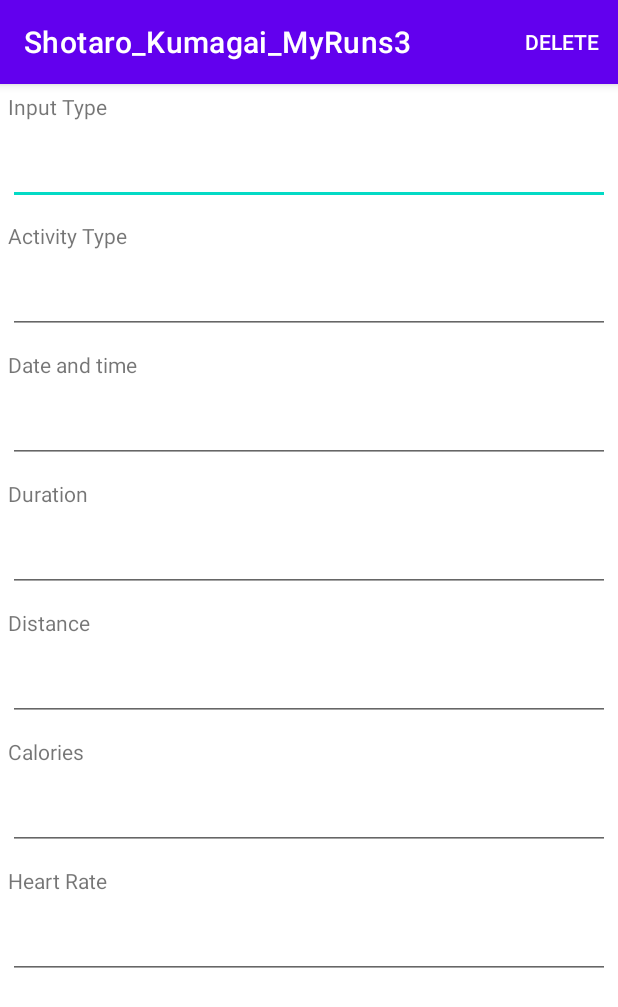
After one commit to shotarokuma/navigate-app, an Android app: the EachActionActivity screen opened directly, with no data from a screen before it, on a phone screen of 412 x 824 dp. The commit adds this screen. Shown: the top 1007 px of the screen. Run offline under Robolectric (Android 15) with nearby library versions, the phone set to English and light mode, and no system bars; our stand-ins replace Room's generated code.

Commit message:
implement ui for each action

```diff
--- a/app/src/main/AndroidManifest.xml
+++ b/app/src/main/AndroidManifest.xml
@@ -1,7 +1,7 @@
 <?xml version="1.0" encoding="utf-8"?>
 <manifest xmlns:android="http://schemas.android.com/apk/res/android"
     xmlns:tools="http://schemas.android.com/tools"
-    package="com.example.shotaro_kumagai_myruns3" >
+    package="com.example.shotaro_kumagai_myruns3">
 
     <uses-feature android:name="android.hardware.camera" />
 
@@ -17,7 +17,10 @@
         android:roundIcon="@mipmap/ic_launcher_round"
         android:supportsRtl="true"
         android:theme="@style/Theme.Shotaro_Kumagai_MyRuns3"
-        tools:targetApi="31" >
+        tools:targetApi="31">
+        <activity
+            android:name=".history.EachActionActivity"
+            android:exported="false" />
         <activity
             android:name=".start.MapActivity"
             android:exported="false" />
@@ -29,7 +32,7 @@
             android:exported="false" />
         <activity
             android:name=".main.MainActivity"
-            android:exported="true" >
+            android:exported="true">
             <intent-filter>
                 <action android:name="android.intent.action.MAIN" />
 
@@ -41,7 +44,7 @@
             android:name="androidx.core.content.FileProvider"
             android:authorities="com.example.shotaro_kumagai_myruns3"
             android:exported="false"
-            android:grantUriPermissions="true" >
+            android:grantUriPermissions="true">
             <meta-data
                 android:name="android.support.FILE_PROVIDER_PATHS"
                 android:resource="@xml/file_path" />
--- /dev/null
+++ b/app/src/main/java/com/example/shotaro_kumagai_myruns3/history/EachActionActivity.kt
@@ -0,0 +1,45 @@
+package com.example.shotaro_kumagai_myruns3.history
+
+import androidx.appcompat.app.AppCompatActivity
+import android.os.Bundle
+import android.view.Menu
+import android.view.MenuItem
+import androidx.lifecycle.ViewModelProvider
+import com.example.shotaro_kumagai_myruns3.R
+import com.example.shotaro_kumagai_myruns3.db.*
+
+class EachActionActivity : AppCompatActivity() {
+    private var key = -1
+    private lateinit var viewModelFactory: ActionViewModelFactory
+    private lateinit var database: ActionDatabase
+    private lateinit var databaseDao: ActionDao
+    private lateinit var repository: ActionRepository
+    private lateinit var actionViewModel: ActionViewModel
+
+    override fun onCreate(savedInstanceState: Bundle?) {
+        super.onCreate(savedInstanceState)
+        setContentView(R.layout.activity_each_action)
+
+
+        database = ActionDatabase.getInstance(this)
+        databaseDao = database.actionDao
+        repository = ActionRepository(databaseDao)
+        viewModelFactory = ActionViewModelFactory(repository)
+        actionViewModel = ViewModelProvider(this, viewModelFactory)[ActionViewModel::class.java]
+
+        key = intent.getIntExtra(HistoryAdapter.EACH_ACTION, -1)
+    }
+
+    override fun onCreateOptionsMenu(menu: Menu?): Boolean {
+        menuInflater.inflate(R.menu.menu, menu)
+        return true
+    }
+
+    override fun onOptionsItemSelected(item: MenuItem): Boolean {
+        if (item.itemId == R.id.delete_button) {
+            actionViewModel.deleteSelect(key)
+            return  true
+        }
+            return false
+    }
+}
--- a/app/src/main/java/com/example/shotaro_kumagai_myruns3/history/History.kt
+++ b/app/src/main/java/com/example/shotaro_kumagai_myruns3/history/History.kt
@@ -45,6 +45,14 @@ class History : Fragment() {
             historyAdapter.notifyDataSetChanged()
         })
 
-        return inflater.inflate(R.layout.fragment_history, container, false)
+        return history
+    }
+
+    override fun onResume() {
+        super.onResume()
+        actionViewModel.allActionsLiveData.observe(requireActivity(), Observer{ it ->
+            historyAdapter.replace(it)
+            historyAdapter.notifyDataSetChanged()
+        })
     }
 }
--- a/app/src/main/java/com/example/shotaro_kumagai_myruns3/history/HistoryAdapter.kt
+++ b/app/src/main/java/com/example/shotaro_kumagai_myruns3/history/HistoryAdapter.kt
@@ -1,6 +1,7 @@
 package com.example.shotaro_kumagai_myruns3.history
 
 import android.content.Context
+import android.content.Intent
 import android.view.LayoutInflater
 import android.view.View
 import android.view.ViewGroup
@@ -15,6 +16,7 @@ class HistoryAdapter (
     private var actionList: List<Action>
     ) : BaseAdapter(){
     private var layoutInflater: LayoutInflater? = null
+    private lateinit var intent: Intent
 
     override fun getItem(position: Int): Any {
         return actionList[position]
@@ -43,15 +45,25 @@ class HistoryAdapter (
         val actionData:TextView = target!!.findViewById(R.id.action_data)
         val timeData: TextView = target!!.findViewById(R.id.time_data)
 
-        val sdf = SimpleDateFormat("HH:mm:ss:SSS MM/dd/yyyy")
+        val sdf = SimpleDateFormat("HH:mm:ss MMM dd yyyy")
         actionData.text = "${context.resources.getStringArray(R.array.inputs)[actionList[position].inputType]}" +
                 ":${context.resources.getStringArray(R.array.activities)[actionList[position].activityType]}" +
                 "${sdf.format(actionList[position].dateTime.time)}"
         timeData.text = "${actionList[position].distance}, 0sec"
+
+        target.setOnClickListener{
+            intent = Intent(context, EachActionActivity::class.java)
+            intent.putExtra(EACH_ACTION, actionList[position].id)
+            context.startActivity(intent)
+        }
         return target
     }
 
     fun replace(newActionList: List<Action>){
         actionList = newActionList
     }
+
+    companion object{
+        const val EACH_ACTION = "each_action"
+    }
 }
--- /dev/null
+++ b/app/src/main/res/layout/activity_each_action.xml
@@ -0,0 +1,107 @@
+<?xml version="1.0" encoding="utf-8"?>
+<LinearLayout
+    xmlns:android="http://schemas.android.com/apk/res/android"
+    xmlns:tools="http://schemas.android.com/tools"
+    android:layout_width="match_parent"
+    android:layout_height="match_parent"
+    android:orientation="vertical"
+    tools:context=".history.EachActionActivity">
+    <TextView
+        android:layout_width="wrap_content"
+        android:layout_height="wrap_content"
+        android:text="@string/input_type"
+        android:layout_margin="5dp"
+        />
+    <EditText
+        android:id="@+id/input_type"
+        android:layout_width="match_parent"
+        android:layout_height="wrap_content"
+        android:layout_margin="5dp"
+        android:autofillHints=""
+        android:inputType="none"
+        />
+    <TextView
+        android:layout_width="wrap_content"
+        android:layout_height="wrap_content"
+        android:text="@string/activity_type"
+        android:layout_margin="5dp"
+        />
+    <EditText
+        android:id="@+id/activity_type"
+        android:layout_width="match_parent"
+        android:layout_height="wrap_content"
+        android:layout_margin="5dp"
+        android:autofillHints=""
+        android:inputType="none"
+        />
+    <TextView
+        android:layout_width="wrap_content"
+        android:layout_height="wrap_content"
+        android:text="@string/date_and_time"
+        android:layout_margin="5dp"
+        />
+    <EditText
+        android:id="@+id/date_and_time"
+        android:layout_width="match_parent"
+        android:layout_height="wrap_content"
+        android:layout_margin="5dp"
+        android:autofillHints=""
+        android:inputType="none"
+        />
+    <TextView
+        android:layout_width="wrap_content"
+        android:layout_height="wrap_content"
+        android:text="@string/duration"
+        android:layout_margin="5dp"
+        />
+    <EditText
+        android:id="@+id/duration"
+        android:layout_width="match_parent"
+        android:layout_height="wrap_content"
+        android:layout_margin="5dp"
+        android:autofillHints=""
+        android:inputType="none"
+        />
+    <TextView
+        android:layout_width="wrap_content"
+        android:layout_height="wrap_content"
+        android:text="@string/distance"
+        android:layout_margin="5dp"
+        />
+    <EditText
+        android:id="@+id/distance"
+        android:layout_width="match_parent"
+        android:layout_height="wrap_content"
+        android:layout_margin="5dp"
+        android:autofillHints=""
+        android:inputType="none"
+        />
+    <TextView
+        android:layout_width="wrap_content"
+        android:layout_height="wrap_content"
+        android:text="@string/calories"
+        android:layout_margin="5dp"
+        />
+    <EditText
+        android:id="@+id/calories"
+        android:layout_width="match_parent"
+        android:layout_height="wrap_content"
+        android:layout_margin="5dp"
+        android:autofillHints=""
+        android:inputType="none"
+        />
+    <TextView
+        android:layout_width="wrap_content"
+        android:layout_height="wrap_content"
+        android:text="@string/heart_rate"
+        android:layout_margin="5dp"
+        />
+    <EditText
+        android:id="@+id/heart_rate"
+        android:layout_width="match_parent"
+        android:layout_height="wrap_content"
+        android:layout_margin="5dp"
+        android:autofillHints=""
+        android:inputType="none"
+        />
+</LinearLayout>
--- a/app/src/main/res/layout/fragment_history.xml
+++ b/app/src/main/res/layout/fragment_history.xml
@@ -1,5 +1,5 @@
 <?xml version="1.0" encoding="utf-8"?>
-<LinearLayout xmlns:android="http://schemas.android.com/apk/res/android"
+<RelativeLayout xmlns:android="http://schemas.android.com/apk/res/android"
     xmlns:tools="http://schemas.android.com/tools"
     android:layout_width="match_parent"
     android:layout_height="match_parent"
@@ -7,5 +7,7 @@
     <ListView
         android:id="@+id/history_list_view"
         android:layout_width="match_parent"
-        android:layout_height="match_parent"/>
-</LinearLayout>
+        android:layout_height="match_parent"
+        android:layout_alignParentTop="true"
+        />
+</RelativeLayout>
--- a/app/src/main/res/layout/history_list.xml
+++ b/app/src/main/res/layout/history_list.xml
@@ -1,20 +1,22 @@
 <?xml version="1.0" encoding="utf-8"?>
-<RelativeLayout
+<LinearLayout
     xmlns:android="http://schemas.android.com/apk/res/android"
+    xmlns:app="http://schemas.android.com/apk/res-auto"
     android:layout_width="match_parent"
-    android:layout_height="match_parent"
+    android:layout_height="30dp"
     android:orientation="vertical"
     >
     <TextView
         android:id="@+id/action_data"
         android:layout_width="wrap_content"
         android:layout_height="wrap_content"
-        android:textSize="18sp"
+        android:textSize="15sp"
+        android:textStyle="bold"
         />
     <TextView
         android:id="@+id/time_data"
         android:layout_width="wrap_content"
         android:layout_height="wrap_content"
-        android:textSize="18sp"
+        android:textSize="15sp"
         />
-</RelativeLayout>
+</LinearLayout>
--- /dev/null
+++ b/app/src/main/res/menu/menu.xml
@@ -0,0 +1,11 @@
+<menu
+    xmlns:android="http://schemas.android.com/apk/res/android"
+    xmlns:app="http://schemas.android.com/apk/res-auto"
+    >
+    <item
+        android:id="@+id/delete_button"
+        android:title="DELETE"
+        app:showAsAction="ifRoom"
+        />
+
+</menu>
--- a/app/src/main/res/values/strings.xml
+++ b/app/src/main/res/values/strings.xml
@@ -38,6 +38,11 @@
     <string name="start">Start</string>
     <string name="input_type">Input Type</string>
     <string name="activity_type">Activity Type</string>
+    <string name="date_and_time">Date and time</string>
+    <string name="duration">Duration</string>
+    <string name="distance">Distance</string>
+    <string name="calories">Calories</string>
+    <string name="heart_rate">Heart Rate</string>
     <string name="note">How did it go? Notes here.</string>
     <string-array name="inputs">
         <item>Manual Entry</item>
```
